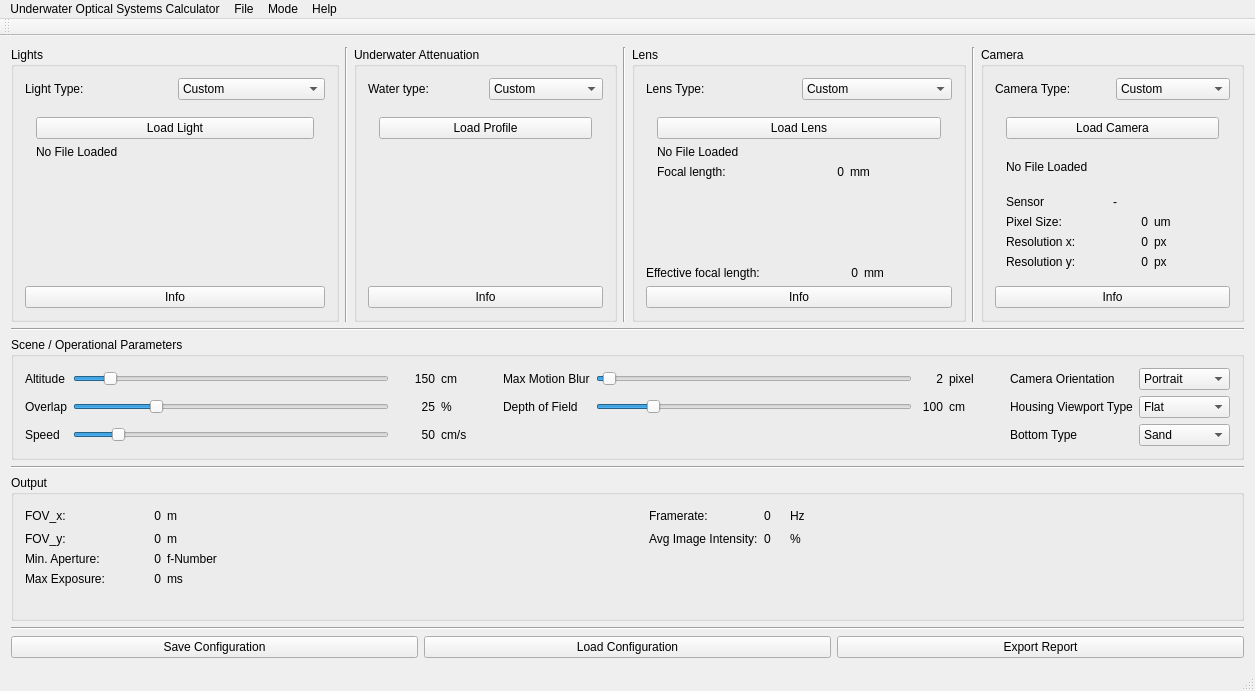
The window that qt/UWOpticalSystemDesigner/mainwindow.ui (gidobot/UWOpticalSystemsDesignTools) describes before a commit, drawn with Qt 5.
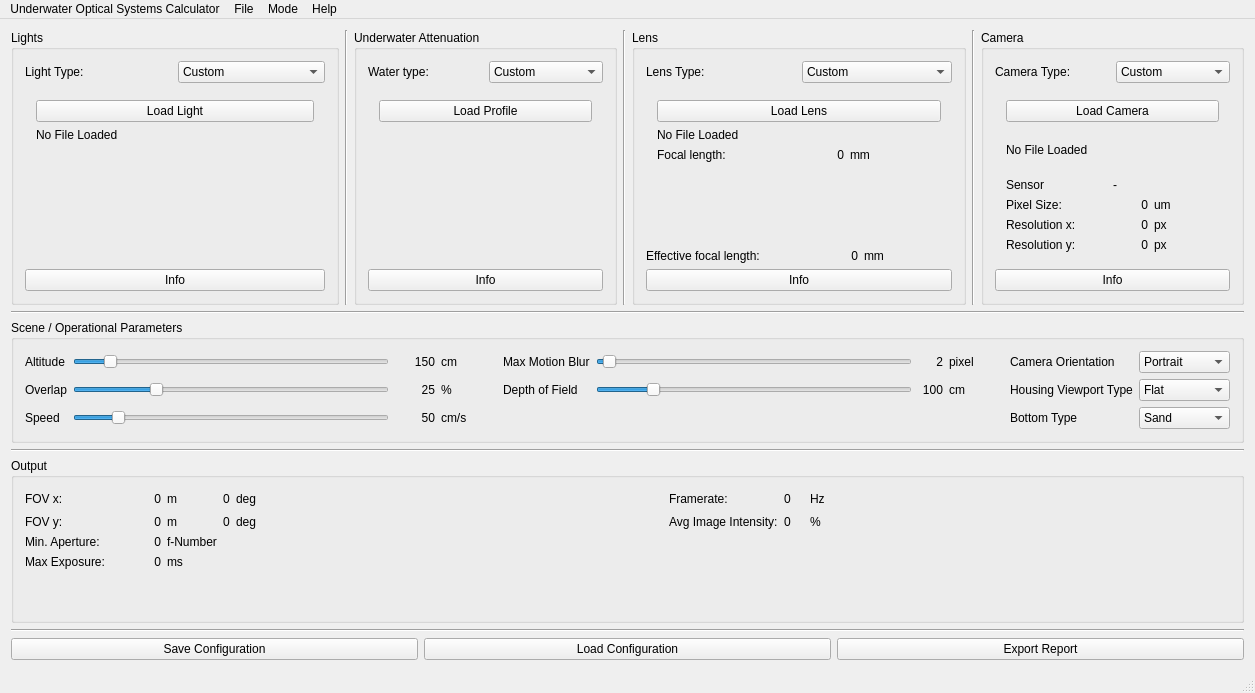
The same window after the commit.

Commit message: Updated main window with fields for FOV in angles and camera response

```diff
--- a/qt/UWOpticalSystemDesigner/mainwindow.ui
+++ b/qt/UWOpticalSystemDesigner/mainwindow.ui
@@ -7,7 +7,7 @@
     <x>0</x>
     <y>0</y>
     <width>1255</width>
-    <height>691</height>
+    <height>693</height>
    </rect>
   </property>
   <property name="minimumSize">
@@ -1312,8 +1312,22 @@
        <string>Output</string>
       </property>
       <layout class="QGridLayout" name="gridLayout_4">
-       <item row="0" column="1">
-        <widget class="QLabel" name="fovxValueLabel">
+       <item row="3" column="2">
+        <widget class="QLabel" name="exposureUnitsLabel">
+         <property name="text">
+          <string>ms</string>
+         </property>
+        </widget>
+       </item>
+       <item row="2" column="2">
+        <widget class="QLabel" name="apertureUnitsLabel">
+         <property name="text">
+          <string>f-Number</string>
+         </property>
+        </widget>
+       </item>
+       <item row="1" column="1">
+        <widget class="QLabel" name="fovyValueLabel">
          <property name="minimumSize">
           <size>
            <width>50</width>
@@ -1328,10 +1342,17 @@
          </property>
         </widget>
        </item>
-       <item row="3" column="0">
-        <widget class="QLabel" name="exposureLabel">
+       <item row="1" column="3">
+        <widget class="QLabel" name="fovyDegValueLabel">
          <property name="text">
-          <string>Max Exposure:</string>
+          <string>0</string>
+         </property>
+        </widget>
+       </item>
+       <item row="1" column="7">
+        <widget class="QLabel" name="avgImgValueValueLabel">
+         <property name="text">
+          <string>0</string>
          </property>
         </widget>
        </item>
@@ -1342,23 +1363,79 @@
          </property>
         </widget>
        </item>
-       <item row="0" column="2">
-        <widget class="QLabel" name="fovxUnitsLabel">
+       <item row="1" column="4">
+        <widget class="QLabel" name="fovyDegUnitsLabel">
          <property name="text">
-          <string>m</string>
+          <string>deg</string>
          </property>
         </widget>
        </item>
-       <item row="0" column="5">
-        <widget class="QLabel" name="framerateValueLabel">
+       <item row="0" column="10">
+        <spacer name="horizontalSpacer_7">
+         <property name="orientation">
+          <enum>Qt::Horizontal</enum>
+         </property>
+         <property name="sizeHint" stdset="0">
+          <size>
+           <width>40</width>
+           <height>20</height>
+          </size>
+         </property>
+        </spacer>
+       </item>
+       <item row="0" column="3">
+        <widget class="QLabel" name="fovxDegValueLabel">
+         <property name="text">
+          <string>0</string>
+         </property>
+        </widget>
+       </item>
+       <item row="0" column="6">
+        <widget class="QLabel" name="framerateLabel">
+         <property name="text">
+          <string>Framerate:</string>
+         </property>
+        </widget>
+       </item>
+       <item row="3" column="1">
+        <widget class="QLabel" name="exposureValueLabel">
          <property name="minimumSize">
           <size>
-           <width>20</width>
+           <width>40</width>
            <height>0</height>
           </size>
          </property>
+         <property name="cursor">
+          <cursorShape>SizeAllCursor</cursorShape>
+         </property>
          <property name="text">
           <string>0</string>
+         </property>
+         <property name="alignment">
+          <set>Qt::AlignRight|Qt::AlignTrailing|Qt::AlignVCenter</set>
+         </property>
+        </widget>
+       </item>
+       <item row="2" column="1">
+        <widget class="QLabel" name="apertureValueLabel">
+         <property name="minimumSize">
+          <size>
+           <width>50</width>
+           <height>0</height>
+          </size>
+         </property>
+         <property name="text">
+          <string>0</string>
+         </property>
+         <property name="alignment">
+          <set>Qt::AlignRight|Qt::AlignTrailing|Qt::AlignVCenter</set>
+         </property>
+        </widget>
+       </item>
+       <item row="1" column="9">
+        <widget class="QLabel" name="avgImageValueUnitsLabel">
+         <property name="text">
+          <string>%</string>
          </property>
         </widget>
        </item>
@@ -1375,10 +1452,51 @@
          </property>
         </spacer>
        </item>
+       <item row="0" column="7">
+        <widget class="QLabel" name="framerateValueLabel">
+         <property name="minimumSize">
+          <size>
+           <width>20</width>
+           <height>0</height>
+          </size>
+         </property>
+         <property name="text">
+          <string>0</string>
+         </property>
+        </widget>
+       </item>
        <item row="1" column="0">
         <widget class="QLabel" name="FOVyLabel">
          <property name="text">
-          <string>FOV_y:</string>
+          <string>FOV y:</string>
+         </property>
+        </widget>
+       </item>
+       <item row="0" column="4">
+        <widget class="QLabel" name="fovxDegUnitsLabel">
+         <property name="text">
+          <string>deg</string>
+         </property>
+        </widget>
+       </item>
+       <item row="0" column="2">
+        <widget class="QLabel" name="fovxUnitsLabel">
+         <property name="text">
+          <string>m</string>
+         </property>
+        </widget>
+       </item>
+       <item row="0" column="9">
+        <widget class="QLabel" name="framerateUnitsLabel">
+         <property name="text">
+          <string>Hz</string>
+         </property>
+        </widget>
+       </item>
+       <item row="3" column="0">
+        <widget class="QLabel" name="exposureLabel">
+         <property name="text">
+          <string>Max Exposure:</string>
          </property>
         </widget>
        </item>
@@ -1392,54 +1510,14 @@
        <item row="0" column="0">
         <widget class="QLabel" name="FOVxLabel">
          <property name="text">
-          <string>FOV_x:</string>
+          <string>FOV x:</string>
          </property>
         </widget>
        </item>
-       <item row="0" column="7">
-        <widget class="QLabel" name="framerateUnitsLabel">
-         <property name="text">
-          <string>Hz</string>
-         </property>
-        </widget>
-       </item>
-       <item row="2" column="2">
-        <widget class="QLabel" name="apertureUnitsLabel">
-         <property name="text">
-          <string>f-Number</string>
-         </property>
-        </widget>
-       </item>
-       <item row="3" column="1">
-        <widget class="QLabel" name="exposureValueLabel">
+       <item row="0" column="1">
+        <widget class="QLabel" name="fovxValueLabel">
          <property name="minimumSize">
           <size>
-           <width>40</width>
-           <height>0</height>
-          </size>
-         </property>
-         <property name="cursor">
-          <cursorShape>SizeAllCursor</cursorShape>
-         </property>
-         <property name="text">
-          <string>0</string>
-         </property>
-         <property name="alignment">
-          <set>Qt::AlignRight|Qt::AlignTrailing|Qt::AlignVCenter</set>
-         </property>
-        </widget>
-       </item>
-       <item row="0" column="4">
-        <widget class="QLabel" name="framerateLabel">
-         <property name="text">
-          <string>Framerate:</string>
-         </property>
-        </widget>
-       </item>
-       <item row="2" column="1">
-        <widget class="QLabel" name="apertureValueLabel">
-         <property name="minimumSize">
-          <size>
            <width>50</width>
            <height>0</height>
           </size>
@@ -1452,75 +1530,25 @@
          </property>
         </widget>
        </item>
-       <item row="0" column="3">
-        <spacer name="horizontalSpacer_5">
-         <property name="orientation">
-          <enum>Qt::Horizontal</enum>
-         </property>
-         <property name="sizeHint" stdset="0">
-          <size>
-           <width>40</width>
-           <height>20</height>
-          </size>
-         </property>
-        </spacer>
-       </item>
-       <item row="1" column="1">
-        <widget class="QLabel" name="fovyValueLabel">
-         <property name="minimumSize">
-          <size>
-           <width>50</width>
-           <height>0</height>
-          </size>
-         </property>
-         <property name="text">
-          <string>0</string>
-         </property>
-         <property name="alignment">
-          <set>Qt::AlignRight|Qt::AlignTrailing|Qt::AlignVCenter</set>
-         </property>
-        </widget>
-       </item>
-       <item row="3" column="2">
-        <widget class="QLabel" name="exposureUnitsLabel">
-         <property name="text">
-          <string>ms</string>
-         </property>
-        </widget>
-       </item>
-       <item row="0" column="8">
-        <spacer name="horizontalSpacer_7">
-         <property name="orientation">
-          <enum>Qt::Horizontal</enum>
-         </property>
-         <property name="sizeHint" stdset="0">
-          <size>
-           <width>40</width>
-           <height>20</height>
-          </size>
-         </property>
-        </spacer>
-       </item>
-       <item row="1" column="4">
+       <item row="1" column="6">
         <widget class="QLabel" name="imgAvgValueLabel">
          <property name="text">
           <string>Avg Image Intensity:</string>
          </property>
         </widget>
        </item>
-       <item row="1" column="5">
-        <widget class="QLabel" name="avgImgValueValueLabel">
-         <property name="text">
-          <string>0</string>
+       <item row="0" column="5">
+        <spacer name="horizontalSpacer_3">
+         <property name="orientation">
+          <enum>Qt::Horizontal</enum>
          </property>
-        </widget>
-       </item>
-       <item row="1" column="7">
-        <widget class="QLabel" name="avgImageValueUnitsLabel">
-         <property name="text">
-          <string>%</string>
+         <property name="sizeHint" stdset="0">
+          <size>
+           <width>40</width>
+           <height>20</height>
+          </size>
          </property>
-        </widget>
+        </spacer>
        </item>
       </layout>
      </widget>
@@ -1568,7 +1596,7 @@
      <x>0</x>
      <y>0</y>
      <width>1255</width>
-     <height>25</height>
+     <height>22</height>
     </rect>
    </property>
    <widget class="QMenu" name="menuUnderwater_Optical_Systems_Calculator">
@@ -1599,14 +1627,6 @@
    <addaction name="menuMode"/>
    <addaction name="menuHelp"/>
   </widget>
-  <widget class="QToolBar" name="mainToolBar">
-   <attribute name="toolBarArea">
-    <enum>TopToolBarArea</enum>
-   </attribute>
-   <attribute name="toolBarBreak">
-    <bool>false</bool>
-   </attribute>
-  </widget>
   <widget class="QStatusBar" name="statusBar"/>
   <action name="actionSave">
    <property name="text">
```
The commit also changes 1 other file.
